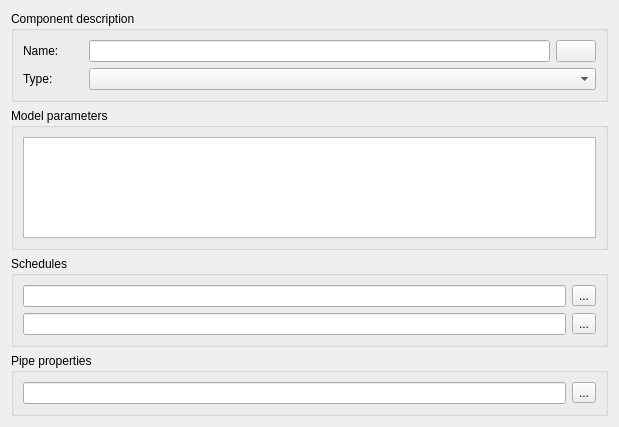
Qt form SIM-VICUS/src/SVDBNetworkComponentEditWidget.ui (ghorwin/SIM-VICUS) before a commit.
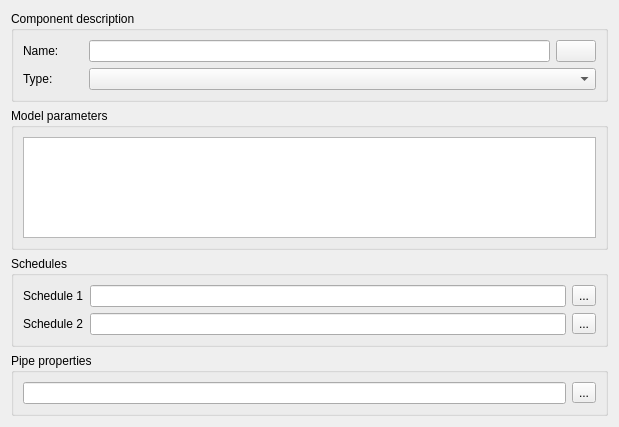
The same form after that commit. Custom widgets are drawn as their Qt base class.

Commit message: bugfixes in SVDBSubNetworkWidget, SVDBController and SVDBComponentWidget

Diff of the .ui file:
```diff
--- a/SIM-VICUS/src/SVDBNetworkComponentEditWidget.ui
+++ b/SIM-VICUS/src/SVDBNetworkComponentEditWidget.ui
@@ -84,31 +84,45 @@
       <string>Schedules</string>
      </property>
      <layout class="QGridLayout" name="gridLayout_2">
-      <item row="0" column="0">
-       <widget class="QLineEdit" name="lineEditSchedule1">
-        <property name="readOnly">
-         <bool>true</bool>
-        </property>
-       </widget>
-      </item>
       <item row="0" column="1">
-       <widget class="QToolButton" name="toolButtonSchedule1">
-        <property name="text">
-         <string>...</string>
+       <widget class="QLineEdit" name="lineEditSchedule1">
+        <property name="readOnly">
+         <bool>true</bool>
         </property>
        </widget>
       </item>
       <item row="1" column="1">
+       <widget class="QLineEdit" name="lineEditSchedule2">
+        <property name="readOnly">
+         <bool>true</bool>
+        </property>
+       </widget>
+      </item>
+      <item row="0" column="2">
+       <widget class="QToolButton" name="toolButtonSchedule1">
+        <property name="text">
+         <string>...</string>
+        </property>
+       </widget>
+      </item>
+      <item row="1" column="2">
        <widget class="QToolButton" name="toolButtonSchedule2">
         <property name="text">
          <string>...</string>
         </property>
        </widget>
       </item>
+      <item row="0" column="0">
+       <widget class="QLabel" name="labelSchedule1">
+        <property name="text">
+         <string>Schedule 1</string>
+        </property>
+       </widget>
+      </item>
       <item row="1" column="0">
-       <widget class="QLineEdit" name="lineEditSchedule2">
-        <property name="readOnly">
-         <bool>true</bool>
+       <widget class="QLabel" name="labelSchedule2">
+        <property name="text">
+         <string>Schedule 2</string>
         </property>
        </widget>
       </item>
```
The commit also changes 17 other files.
